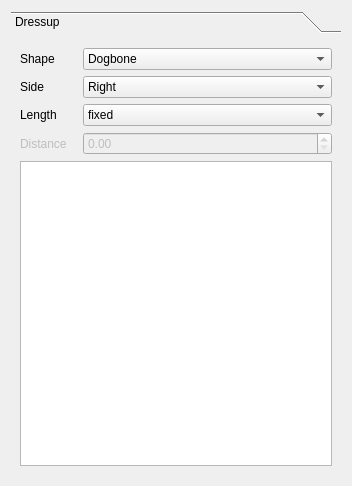
First picture: the form in src/Mod/Path/Gui/Resources/panels/DogboneEdit.ui, repository berndhahnebach/All_FreeCAD, before the edit.
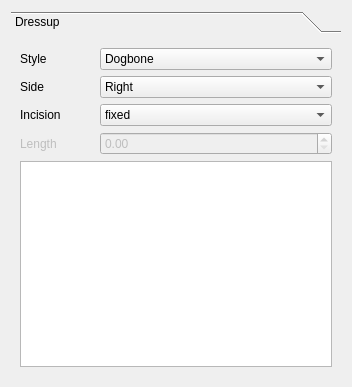
Second picture: the form after the edit.

Commit message: Better naming, also for properties.

The edit to the form file:
```diff
--- a/src/Mod/Path/Gui/Resources/panels/DogboneEdit.ui
+++ b/src/Mod/Path/Gui/Resources/panels/DogboneEdit.ui
@@ -7,7 +7,7 @@
     <x>0</x>
     <y>0</y>
     <width>352</width>
-    <height>486</height>
+    <height>387</height>
    </rect>
   </property>
   <property name="windowTitle">
@@ -28,7 +28,7 @@
         <x>0</x>
         <y>0</y>
         <width>334</width>
-        <height>439</height>
+        <height>340</height>
        </rect>
       </property>
       <attribute name="label">
@@ -38,7 +38,7 @@
        <item row="0" column="0">
         <widget class="QLabel" name="label">
          <property name="text">
-          <string>Shape</string>
+          <string>Style</string>
          </property>
         </widget>
        </item>
@@ -104,7 +104,7 @@
        <item row="2" column="0">
         <widget class="QLabel" name="label_3">
          <property name="text">
-          <string>Length      </string>
+          <string>Incision          </string>
          </property>
         </widget>
        </item>
@@ -162,7 +162,7 @@
           <bool>false</bool>
          </property>
          <property name="text">
-          <string>Distance</string>
+          <string>Length</string>
          </property>
         </widget>
        </item>
```
Left out of the diff: 20 changed lines with no effect on the pictures. The commit also changes 1 other file.
